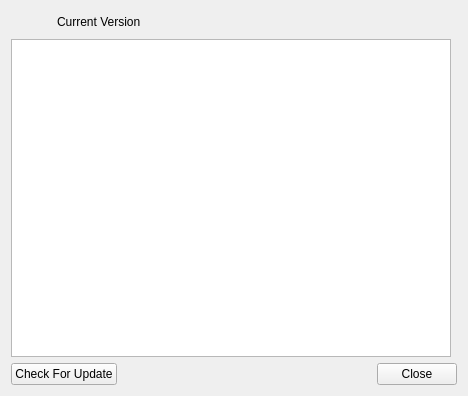
jykim74/CertMan, file CertMan/about_dlg.ui: the form before one commit.
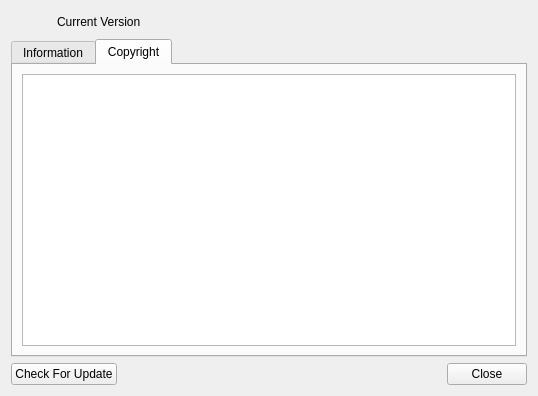
The form after the commit. Icons and pictures are not drawn.

Commit message: About 저작권 표시

```diff
--- a/CertMan/about_dlg.ui
+++ b/CertMan/about_dlg.ui
@@ -6,15 +6,15 @@
    <rect>
     <x>0</x>
     <y>0</y>
-    <width>468</width>
+    <width>538</width>
     <height>396</height>
    </rect>
   </property>
   <property name="windowTitle">
    <string>About CertMan</string>
   </property>
-  <layout class="QGridLayout" name="gridLayout">
-   <item row="1" column="0" colspan="2">
+  <layout class="QVBoxLayout" name="verticalLayout_2">
+   <item>
     <layout class="QGridLayout" name="gridLayout_2">
      <property name="topMargin">
       <number>0</number>
@@ -61,8 +61,35 @@
      </item>
     </layout>
    </item>
-   <item row="3" column="0" colspan="2">
-    <layout class="QGridLayout" name="gridLayout_3">
+   <item>
+    <widget class="QTabWidget" name="tabWidget">
+     <property name="currentIndex">
+      <number>1</number>
+     </property>
+     <widget class="QWidget" name="tab">
+      <attribute name="title">
+       <string>Information</string>
+      </attribute>
+      <layout class="QVBoxLayout" name="verticalLayout">
+       <item>
+        <widget class="QTextBrowser" name="mAboutText"/>
+       </item>
+      </layout>
+     </widget>
+     <widget class="QWidget" name="tab_2">
+      <attribute name="title">
+       <string>Copyright</string>
+      </attribute>
+      <layout class="QVBoxLayout" name="verticalLayout_3">
+       <item>
+        <widget class="QTextBrowser" name="mCopyRightText"/>
+       </item>
+      </layout>
+     </widget>
+    </widget>
+   </item>
+   <item>
+    <layout class="QGridLayout" name="gridLayout">
      <property name="topMargin">
       <number>0</number>
      </property>
@@ -87,7 +114,7 @@
        </property>
        <property name="sizeHint" stdset="0">
         <size>
-         <width>40</width>
+         <width>441</width>
          <height>20</height>
         </size>
        </property>
@@ -95,9 +122,6 @@
      </item>
     </layout>
    </item>
-   <item row="2" column="0">
-    <widget class="QTextBrowser" name="mAboutText"/>
-   </item>
   </layout>
  </widget>
  <tabstops>
```
Left out of the diff: 17 changed lines with no effect on the pictures. The commit also changes 2 other files.
